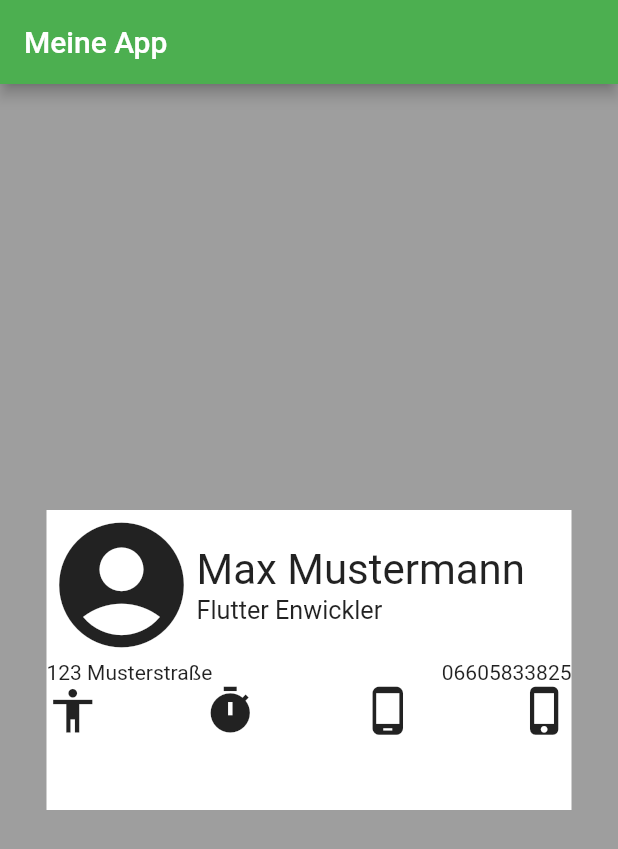
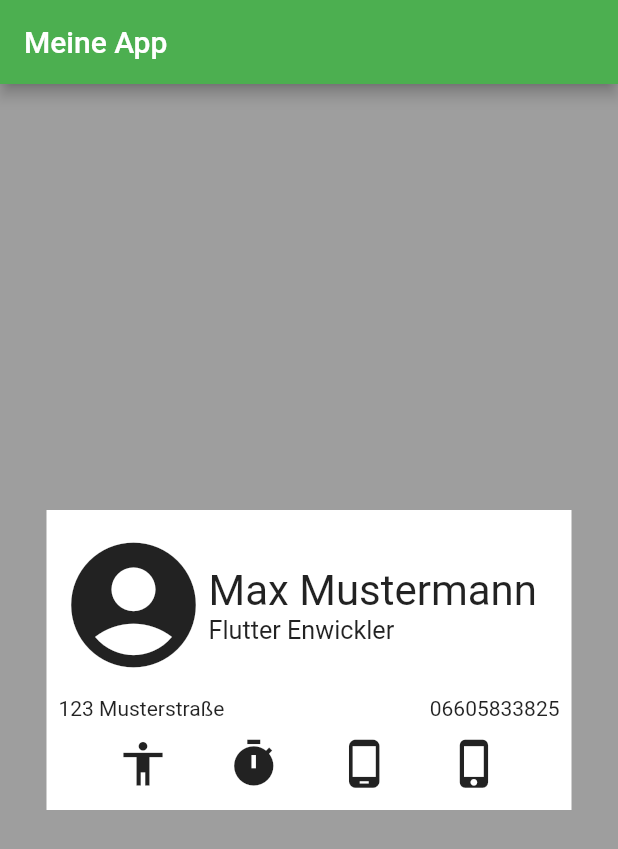
Before and after one commit to sebastian150398/firstapp, a Flutter app: the screen it shows after launch, on a phone screen of 412 x 824 dp. Shown: the top 849 px of the screen. Run offline on Flutter 3.47's test engine with Material 2 defaults, Android fonts, the phone set to English and light mode, and no system bars.

Commit message:
Erste App_Fertig

```diff
--- a/lib/screens/home_screen.dart
+++ b/lib/screens/home_screen.dart
@@ -16,7 +16,11 @@ class HomeScreen extends StatelessWidget {
           color: Colors.white ,
           width: 350,
           height: 200,
+          child: Padding(
+            padding: const EdgeInsets.all(8.0),
             child: Column(
+              mainAxisAlignment: MainAxisAlignment.spaceAround,
+
               children: [
                 Row(
                    children: [
@@ -41,7 +45,7 @@ class HomeScreen extends StatelessWidget {
                   ],
                 ),
                 Row(
-                mainAxisAlignment: MainAxisAlignment.spaceBetween,
+                  mainAxisAlignment: MainAxisAlignment.spaceEvenly,
                   children: [
                     Icon(Icons.accessibility, size:35),
                     Icon(Icons.timer, size:35),
@@ -52,6 +56,7 @@ class HomeScreen extends StatelessWidget {
 
                 ),
               ],
+            ),
           )
         ),
       ),
```
Lines whose indentation alone changed are shown as unchanged.
